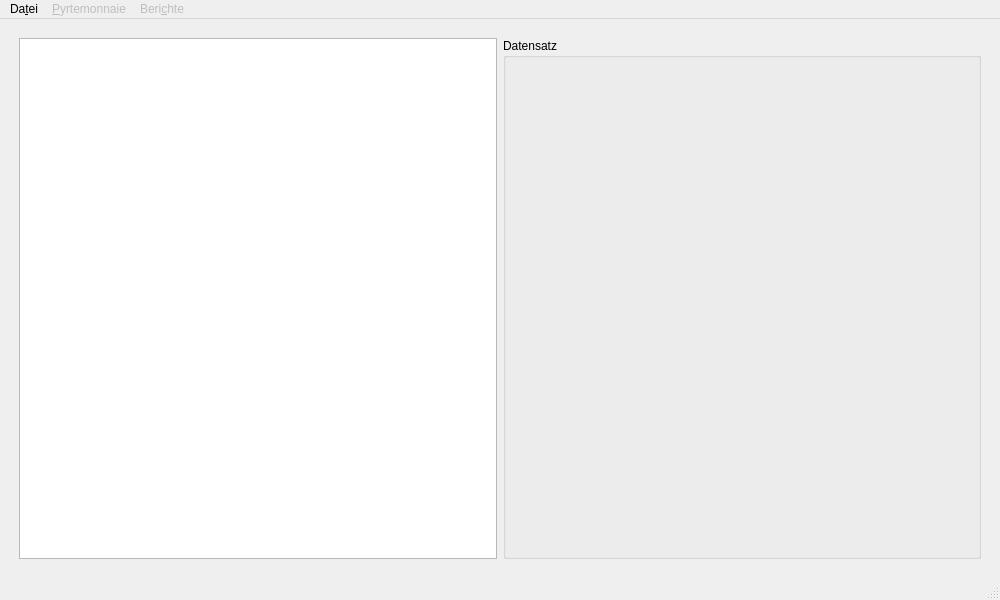
The window that ui/MainWindow.ui (Isotop7/pyrtemonnaie) describes before a commit, drawn with Qt 5.
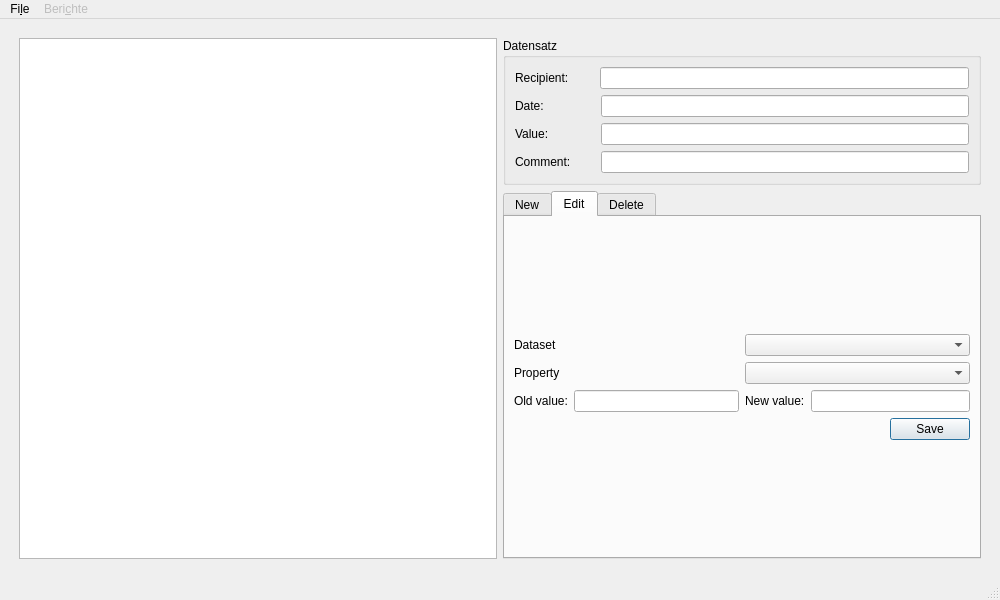
The same window after the commit. The open tabs and pages were chosen to show the change.

What changed in the file:
```diff
--- a/ui/MainWindow.ui
+++ b/ui/MainWindow.ui
@@ -65,7 +65,7 @@
         <item>
          <widget class="QGroupBox" name="groupBox">
           <property name="sizePolicy">
-           <sizepolicy hsizetype="Expanding" vsizetype="Expanding">
+           <sizepolicy hsizetype="Expanding" vsizetype="Fixed">
             <horstretch>0</horstretch>
             <verstretch>0</verstretch>
            </sizepolicy>
@@ -73,6 +73,445 @@
           <property name="title">
            <string>Datensatz</string>
           </property>
+          <layout class="QVBoxLayout" name="verticalLayout_4">
+           <item>
+            <layout class="QVBoxLayout" name="verticalLayout_3">
+             <item>
+              <layout class="QHBoxLayout" name="horizontalLayout_8">
+               <item>
+                <widget class="QLabel" name="lbl_DataSet_Recipient">
+                 <property name="minimumSize">
+                  <size>
+                   <width>79</width>
+                   <height>0</height>
+                  </size>
+                 </property>
+                 <property name="text">
+                  <string>Recipient:</string>
+                 </property>
+                </widget>
+               </item>
+               <item>
+                <widget class="QLineEdit" name="le_DataSet_Recipient">
+                 <property name="minimumSize">
+                  <size>
+                   <width>0</width>
+                   <height>0</height>
+                  </size>
+                 </property>
+                 <property name="maximumSize">
+                  <size>
+                   <width>16777215</width>
+                   <height>16777215</height>
+                  </size>
+                 </property>
+                 <property name="layoutDirection">
+                  <enum>Qt::LeftToRight</enum>
+                 </property>
+                 <property name="readOnly">
+                  <bool>true</bool>
+                 </property>
+                </widget>
+               </item>
+              </layout>
+             </item>
+             <item>
+              <layout class="QHBoxLayout" name="horizontalLayout_9">
+               <item>
+                <widget class="QLabel" name="lbl_DataSet_Date">
+                 <property name="minimumSize">
+                  <size>
+                   <width>80</width>
+                   <height>0</height>
+                  </size>
+                 </property>
+                 <property name="text">
+                  <string>Date:</string>
+                 </property>
+                </widget>
+               </item>
+               <item>
+                <widget class="QLineEdit" name="le_DataSet_Date">
+                 <property name="readOnly">
+                  <bool>true</bool>
+                 </property>
+                </widget>
+               </item>
+              </layout>
+             </item>
+             <item>
+              <layout class="QHBoxLayout" name="horizontalLayout_10">
+               <item>
+                <widget class="QLabel" name="lbl_DataSet_Value">
+                 <property name="minimumSize">
+                  <size>
+                   <width>80</width>
+                   <height>0</height>
+                  </size>
+                 </property>
+                 <property name="text">
+                  <string>Value:</string>
+                 </property>
+                </widget>
+               </item>
+               <item>
+                <widget class="QLineEdit" name="le_DataSet_Value">
+                 <property name="readOnly">
+                  <bool>true</bool>
+                 </property>
+                </widget>
+               </item>
+              </layout>
+             </item>
+             <item>
+              <layout class="QHBoxLayout" name="horizontalLayout_11">
+               <item>
+                <widget class="QLabel" name="lbl_DataSet_Comment">
+                 <property name="minimumSize">
+                  <size>
+                   <width>80</width>
+                   <height>0</height>
+                  </size>
+                 </property>
+                 <property name="text">
+                  <string>Comment:</string>
+                 </property>
+                </widget>
+               </item>
+               <item>
+                <widget class="QLineEdit" name="le_DataSet_Comment">
+                 <property name="readOnly">
+                  <bool>true</bool>
+                 </property>
+                </widget>
+               </item>
+              </layout>
+             </item>
+            </layout>
+           </item>
+          </layout>
+         </widget>
+        </item>
+        <item>
+         <widget class="QTabWidget" name="tabWidget">
+          <property name="currentIndex">
+           <number>0</number>
+          </property>
+          <property name="iconSize">
+           <size>
+            <width>16</width>
+            <height>16</height>
+           </size>
+          </property>
+          <property name="documentMode">
+           <bool>false</bool>
+          </property>
+          <property name="tabsClosable">
+           <bool>false</bool>
+          </property>
+          <widget class="QWidget" name="tabNew">
+           <attribute name="title">
+            <string>New</string>
+           </attribute>
+           <layout class="QGridLayout" name="gridLayout_2">
+            <item row="2" column="0">
+             <layout class="QHBoxLayout" name="horizontalLayout_5">
+              <item>
+               <widget class="QLabel" name="label_New_Value">
+                <property name="minimumSize">
+                 <size>
+                  <width>80</width>
+                  <height>0</height>
+                 </size>
+                </property>
+                <property name="text">
+                 <string>Value</string>
+                </property>
+               </widget>
+              </item>
+              <item>
+               <widget class="QLineEdit" name="le_New_Value"/>
+              </item>
+             </layout>
+            </item>
+            <item row="0" column="0">
+             <layout class="QVBoxLayout" name="verticalLayout_2">
+              <item>
+               <layout class="QHBoxLayout" name="horizontalLayout_3">
+                <item>
+                 <widget class="QLabel" name="label_New_Recipient">
+                  <property name="minimumSize">
+                   <size>
+                    <width>79</width>
+                    <height>0</height>
+                   </size>
+                  </property>
+                  <property name="text">
+                   <string>Recipient:</string>
+                  </property>
+                 </widget>
+                </item>
+                <item>
+                 <widget class="QLineEdit" name="le_New_Recipient">
+                  <property name="maximumSize">
+                   <size>
+                    <width>16777215</width>
+                    <height>16777215</height>
+                   </size>
+                  </property>
+                 </widget>
+                </item>
+               </layout>
+              </item>
+             </layout>
+            </item>
+            <item row="1" column="0">
+             <layout class="QHBoxLayout" name="horizontalLayout_4">
+              <item>
+               <widget class="QLabel" name="label_New_Date">
+                <property name="minimumSize">
+                 <size>
+                  <width>80</width>
+                  <height>0</height>
+                 </size>
+                </property>
+                <property name="text">
+                 <string>Date:</string>
+                </property>
+               </widget>
+              </item>
+              <item>
+               <widget class="QLineEdit" name="le_New_Date"/>
+              </item>
+             </layout>
+            </item>
+            <item row="3" column="0">
+             <layout class="QHBoxLayout" name="horizontalLayout_6">
+              <item>
+               <widget class="QLabel" name="label_New_Comment">
+                <property name="minimumSize">
+                 <size>
+                  <width>80</width>
+                  <height>0</height>
+                 </size>
+                </property>
+                <property name="text">
+                 <string>Comment:</string>
+                </property>
+               </widget>
+              </item>
+              <item>
+               <widget class="QLineEdit" name="le_New_Comment"/>
+              </item>
+             </layout>
+            </item>
+            <item row="4" column="0">
+             <layout class="QHBoxLayout" name="horizontalLayout_7">
+              <item>
+               <widget class="QDialogButtonBox" name="bbox_New">
+                <property name="standardButtons">
+                 <set>QDialogButtonBox::Reset|QDialogButtonBox::Save</set>
+                </property>
+                <property name="centerButtons">
+                 <bool>false</bool>
+                </property>
+               </widget>
+              </item>
+             </layout>
+            </item>
+           </layout>
+          </widget>
+          <widget class="QWidget" name="tabEdit">
+           <attribute name="title">
+            <string>Edit</string>
+           </attribute>
+           <layout class="QVBoxLayout" name="verticalLayout_6">
+            <item>
+             <layout class="QVBoxLayout" name="verticalLayout_5">
+              <item>
+               <layout class="QHBoxLayout" name="horizontalLayout_12">
+                <property name="sizeConstraint">
+                 <enum>QLayout::SetDefaultConstraint</enum>
+                </property>
+                <item>
+                 <widget class="QLabel" name="lbl_Edit_DataSet">
+                  <property name="sizePolicy">
+                   <sizepolicy hsizetype="Expanding" vsizetype="Fixed">
+                    <horstretch>0</horstretch>
+                    <verstretch>0</verstretch>
+                   </sizepolicy>
+                  </property>
+                  <property name="text">
+                   <string>Dataset</string>
+                  </property>
+                 </widget>
+                </item>
+                <item>
+                 <widget class="QComboBox" name="cb_Edit_Dataset">
+                  <property name="sizePolicy">
+                   <sizepolicy hsizetype="Expanding" vsizetype="Fixed">
+                    <horstretch>0</horstretch>
+                    <verstretch>0</verstretch>
+                   </sizepolicy>
+                  </property>
+                 </widget>
+                </item>
+               </layout>
+              </item>
+              <item>
+               <layout class="QHBoxLayout" name="horizontalLayout_13">
+                <item>
+                 <widget class="QLabel" name="lbl_Edit_Property">
+                  <property name="sizePolicy">
+                   <sizepolicy hsizetype="Preferred" vsizetype="Fixed">
+                    <horstretch>0</horstretch>
+                    <verstretch>0</verstretch>
+                   </sizepolicy>
+                  </property>
+                  <property name="text">
+                   <string>Property</string>
+                  </property>
+                 </widget>
+                </item>
+                <item>
+                 <widget class="QComboBox" name="cb_Edit_Property"/>
+                </item>
+               </layout>
+              </item>
+              <item>
+               <layout class="QHBoxLayout" name="horizontalLayout_14">
+                <item>
+                 <layout class="QHBoxLayout" name="horizontalLayout_15">
+                  <item>
+                   <widget class="QLabel" name="lbl_Edit_Property_Old">
+                    <property name="sizePolicy">
+                     <sizepolicy hsizetype="Fixed" vsizetype="Preferred">
+                      <horstretch>0</horstretch>
+                      <verstretch>0</verstretch>
+                     </sizepolicy>
+                    </property>
+                    <property name="frameShape">
+                     <enum>QFrame::NoFrame</enum>
+                    </property>
+                    <property name="text">
+                     <string>Old value:</string>
+                    </property>
+                   </widget>
+                  </item>
+                  <item>
+                   <widget class="QLineEdit" name="le_Edit_Property_Old">
+                    <property name="sizePolicy">
+                     <sizepolicy hsizetype="Preferred" vsizetype="Fixed">
+                      <horstretch>0</horstretch>
+                      <verstretch>0</verstretch>
+                     </sizepolicy>
+                    </property>
+                    <property name="readOnly">
+                     <bool>true</bool>
+                    </property>
+                   </widget>
+                  </item>
+                 </layout>
+                </item>
+                <item>
+                 <layout class="QHBoxLayout" name="horizontalLayout_16">
+                  <item>
+                   <widget class="QLabel" name="lbl_Edit_Property_New">
+                    <property name="sizePolicy">
+                     <sizepolicy hsizetype="Fixed" vsizetype="Preferred">
+                      <horstretch>0</horstretch>
+                      <verstretch>0</verstretch>
+                     </sizepolicy>
+                    </property>
+                    <property name="text">
+                     <string>New value:</string>
+                    </property>
+                   </widget>
+                  </item>
+                  <item>
+                   <widget class="QLineEdit" name="le_Edit_Property_New">
+                    <property name="sizePolicy">
+                     <sizepolicy hsizetype="Preferred" vsizetype="Fixed">
+                      <horstretch>0</horstretch>
+                      <verstretch>0</verstretch>
+                     </sizepolicy>
+                    </property>
+                   </widget>
+                  </item>
+                 </layout>
+                </item>
+               </layout>
+              </item>
+              <item>
+               <layout class="QVBoxLayout" name="verticalLayout_7">
+                <item>
+                 <widget class="QDialogButtonBox" name="bbox_Edit">
+                  <property name="standardButtons">
+                   <set>QDialogButtonBox::Save</set>
+                  </property>
+                 </widget>
+                </item>
+               </layout>
+              </item>
+             </layout>
+            </item>
+           </layout>
+          </widget>
+          <widget class="QWidget" name="tabDelete">
+           <attribute name="title">
+            <string>Delete</string>
+           </attribute>
+           <layout class="QVBoxLayout" name="verticalLayout_12">
+            <item>
+             <layout class="QVBoxLayout" name="verticalLayout_9">
+              <item>
+               <layout class="QHBoxLayout" name="horizontalLayout_17">
+                <property name="sizeConstraint">
+                 <enum>QLayout::SetDefaultConstraint</enum>
+                </property>
+                <item>
+                 <widget class="QLabel" name="lbl_Delete_DataSet">
+                  <property name="sizePolicy">
+                   <sizepolicy hsizetype="Expanding" vsizetype="Fixed">
+                    <horstretch>0</horstretch>
+                    <verstretch>0</verstretch>
+                   </sizepolicy>
+                  </property>
+                  <property name="text">
+                   <string>Dataset</string>
+                  </property>
+                 </widget>
+                </item>
+                <item>
+                 <widget class="QComboBox" name="cb_Delete_Dataset">
+                  <property name="sizePolicy">
+                   <sizepolicy hsizetype="Expanding" vsizetype="Fixed">
+                    <horstretch>0</horstretch>
+                    <verstretch>0</verstretch>
+                   </sizepolicy>
+                  </property>
+                 </widget>
+                </item>
+               </layout>
+              </item>
+              <item>
+               <layout class="QVBoxLayout" name="verticalLayout_11">
+                <item>
+                 <widget class="QDialogButtonBox" name="bbox_Delete">
+                  <property name="standardButtons">
+                   <set>QDialogButtonBox::Ok</set>
+                  </property>
+                  <property name="centerButtons">
+                   <bool>true</bool>
+                  </property>
+                 </widget>
+                </item>
+               </layout>
+              </item>
+             </layout>
+            </item>
+           </layout>
+          </widget>
          </widget>
         </item>
        </layout>
@@ -92,7 +531,7 @@
    </property>
    <widget class="QMenu" name="menuFile">
     <property name="title">
-     <string>Da&amp;tei</string>
+     <string>Fi&amp;le</string>
     </property>
     <widget class="QMenu" name="menuSavePyrtemonnaieAs">
      <property name="title">
@@ -110,19 +549,6 @@
     <addaction name="separator"/>
     <addaction name="actionExit"/>
    </widget>
-   <widget class="QMenu" name="menuPyrtemonnaie">
-    <property name="enabled">
-     <bool>false</bool>
-    </property>
-    <property name="title">
-     <string>&amp;Pyrtemonnaie</string>
-    </property>
-    <addaction name="actionAddDatapoint"/>
-    <addaction name="actionEditDatapoint"/>
-    <addaction name="actionDeleteDatapoint"/>
-    <addaction name="separator"/>
-    <addaction name="actionShowPyrtemonnaie"/>
-   </widget>
    <widget class="QMenu" name="menuReports">
     <property name="enabled">
      <bool>false</bool>
@@ -132,7 +558,6 @@
     </property>
    </widget>
    <addaction name="menuFile"/>
-   <addaction name="menuPyrtemonnaie"/>
    <addaction name="menuReports"/>
   </widget>
   <widget class="QStatusBar" name="statusbar"/>
```
Left out of the diff: 22 changed lines with no effect on the pictures.
